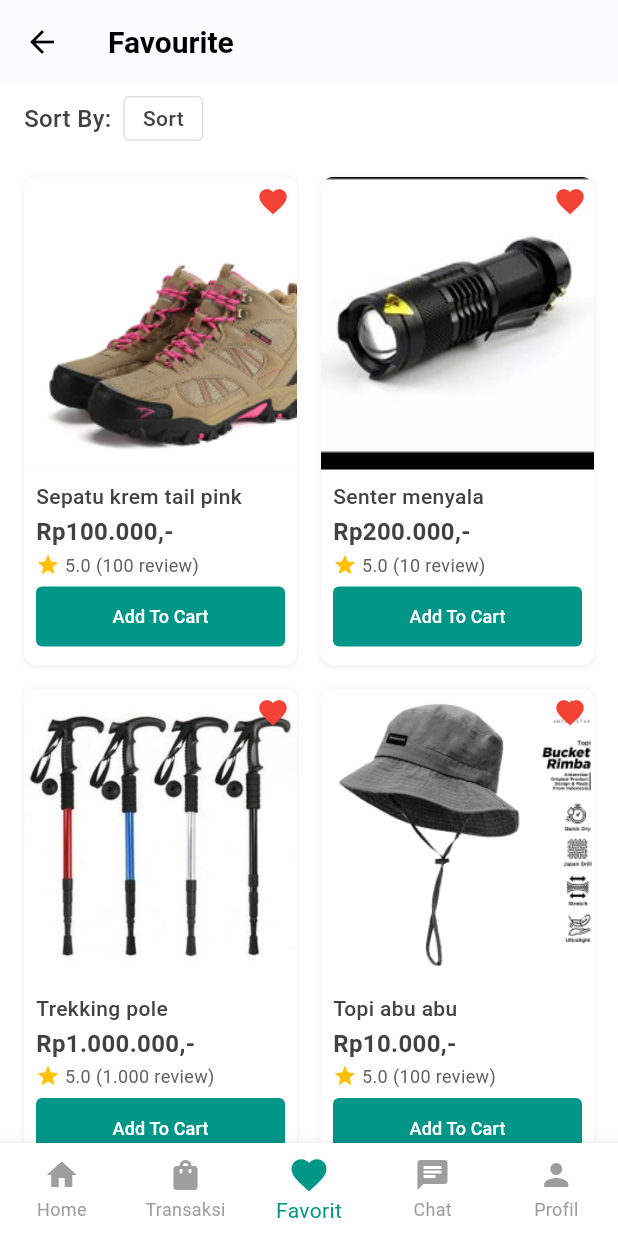
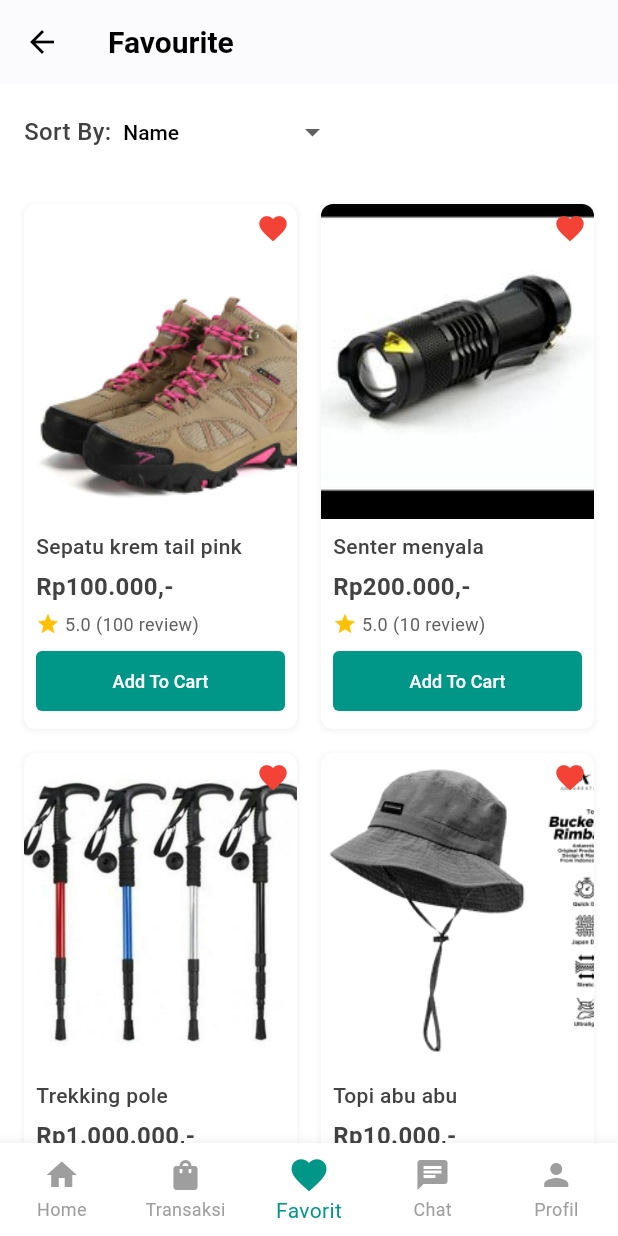
Before and after one commit to beginnener/Kelompok7-PROVIS-TUBES-C223, a Flutter app: the FavoritesPage screen opened directly, on a phone screen of 412 x 824 dp. Run offline on Flutter 3.47's test engine with Material 3 defaults, Android fonts, the phone set to English and light mode, and no system bars.

Commit message:
page favorit udah bener tampilannya

```diff
--- a/lib/pages/favorit.dart
+++ b/lib/pages/favorit.dart
@@ -21,6 +21,8 @@ class MyApp extends StatelessWidget {
     );
   }
 }
+
+String _selectedSortOption = 'Name';
 
 class FavoritesPage extends StatefulWidget {
   const FavoritesPage({super.key});
@@ -97,28 +99,50 @@ class _FavoritesPageState extends State<FavoritesPage> {
           Padding(
             padding: const EdgeInsets.symmetric(horizontal: 16.0, vertical: 8.0),
             child: Row(
-              children: [
+                children: [
                 const Text(
                   'Sort By:',
                   style: TextStyle(
-                    fontSize: 16,
-                    fontWeight: FontWeight.w500,
+                  fontSize: 16,
+                  fontWeight: FontWeight.w500,
                   ),
                 ),
                 const SizedBox(width: 8),
-                Container(
-                  padding: const EdgeInsets.symmetric(horizontal: 12, vertical: 4),
-                  decoration: BoxDecoration(
-                    borderRadius: BorderRadius.circular(4),
-                    border: Border.all(color: Colors.grey.shade300),
+                DropdownButton<String>(
+                  value: _selectedSortOption,
+                  items: const [
+                  DropdownMenuItem(
+                    value: 'Name',
+                    child: Text('Name'),
                   ),
-                  child: const Text(
-                    'Sort',
-                    style: TextStyle(
-                      fontSize: 14,
-                      fontWeight: FontWeight.w500,
-                    ),
+                  DropdownMenuItem(
+                    value: 'Price: Low to High',
+                    child: Text('Price: Low to High'),
                   ),
+                  DropdownMenuItem(
+                    value: 'Price: High to Low',
+                    child: Text('Price: High to Low'),
+                  ),
+                  DropdownMenuItem(
+                    value: 'Rating',
+                    child: Text('Rating'),
+                  ),
+                  ],
+                  onChanged: (value) {
+                  if (value != null) {
+                    setState(() {
+                    _selectedSortOption = value;
+                    // _sortFavorites();
+                    });
+                  }
+                  },
+                  underline: Container(),
+                  style: const TextStyle(
+                  fontSize: 14,
+                  fontWeight: FontWeight.w500,
+                  color: Colors.black,
+                  ),
+                  borderRadius: BorderRadius.circular(4),
                 ),
               ],
             ),
@@ -128,7 +152,7 @@ class _FavoritesPageState extends State<FavoritesPage> {
               padding: const EdgeInsets.all(16),
               gridDelegate: const SliverGridDelegateWithFixedCrossAxisCount(
                 crossAxisCount: 2,
-                childAspectRatio: 0.56,
+                childAspectRatio: 0.52,
                 crossAxisSpacing: 16,
                 mainAxisSpacing: 16,
               ),
@@ -237,7 +261,7 @@ class _FavoritesPageState extends State<FavoritesPage> {
                       onPressed: () => _addToCart(index),
                       style: ElevatedButton.styleFrom(
                         backgroundColor: Colors.teal,
-                        padding: const EdgeInsets.symmetric(vertical: 4),
+                        padding: const EdgeInsets.symmetric(vertical: 1),
                         shape: RoundedRectangleBorder(
                           borderRadius: BorderRadius.circular(4),
                         ),
```
